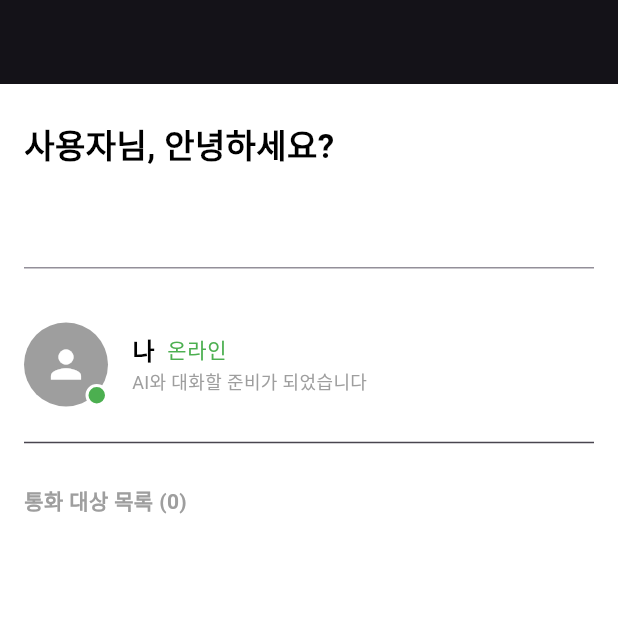
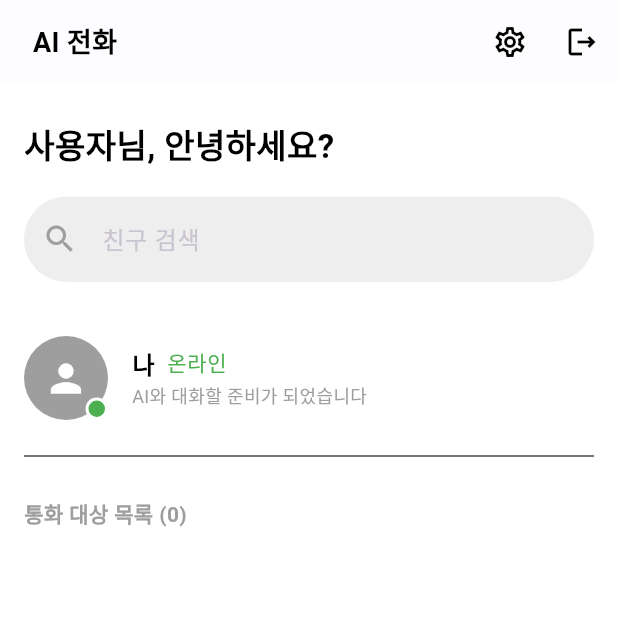
Before and after one commit to 25-2-fall-capstonedesign2/frontend, a Flutter app: the HomeScreen screen opened directly, on a phone screen of 412 x 824 dp, the top half of it. Run offline on Flutter 3.47's test engine with Material 3 defaults, Android fonts, the phone set to English and light mode, and no system bars; our stand-ins replace permission_handler, shared_preferences; missing offline and left inert: flutter_sound, window_manager; accounts and stored records are empty; network calls fail.

Commit message:
[MOD] UI 부분 변경

```diff
--- a/lib/api_service.dart
+++ b/lib/api_service.dart
@@ -176,6 +176,7 @@ class ApiService {
     }
   }
 
+  // --- 9. 대화 기록 조회 API ---
   static Future<List<Map<String, dynamic>>> getMessages(String participantName) async {
     final client = createInsecureHttpClient();
     try {
@@ -183,6 +184,9 @@ class ApiService {
         Uri.parse('$_baseUrl/api/v1/history/messages?participantName=$participantName'),
         headers: await _getAuthHeaders(),
       );
+
+      print('대화 기록 조회 상태 코드: ${response.statusCode}');
+
       if (response.statusCode == 200) {
         List<dynamic> data = jsonDecode(utf8.decode(response.bodyBytes));
         return data.cast<Map<String, dynamic>>();
--- a/lib/screens/call_screen.dart
+++ b/lib/screens/call_screen.dart
@@ -169,7 +169,7 @@ class _CallScreenState extends State<CallScreen> {
                   ),
                   IconButton(
                     onPressed: () => _handleHangUp(isRemote: false),
-                    icon: const Icon(Icons.call_end, color: Colors.red, size: 40),
+                    icon: const Icon(Icons.call_end, color: Colors.white, size: 40),
                     style: IconButton.styleFrom(
                         backgroundColor: Colors.red,
                         padding: const EdgeInsets.all(15)
--- a/lib/screens/home_screen.dart
+++ b/lib/screens/home_screen.dart
@@ -108,7 +108,29 @@ class _HomeScreenState extends State<HomeScreen> {
   @override
   Widget build(BuildContext context) {
     return Scaffold(
-      appBar: AppBar( /* ... (AppBar 변경 없음) ... */ ),
+      appBar: AppBar(
+        backgroundColor: Colors.white,
+        foregroundColor: Colors.black,
+        elevation: 1,
+        leading: const Padding(
+          padding: EdgeInsets.all(8.0),
+          child: Center(
+            child: Text('AI 전화', style: TextStyle(fontWeight: FontWeight.bold, fontSize: 18)),
+          ),
+        ),
+        leadingWidth: 100,
+        actions: [
+          IconButton(onPressed: () {}, icon: const Icon(Icons.settings_outlined)),
+          IconButton(
+            onPressed: () {
+              Navigator.of(context).pushReplacement(
+                MaterialPageRoute(builder: (context) => const LoginScreen()),
+              );
+            },
+            icon: const Icon(Icons.logout_outlined),
+          ),
+        ],
+      ),
       backgroundColor: Colors.white,
       body: _isProfileLoading || _isFriendsLoading
           ? const Center(child: CircularProgressIndicator()) // 로딩 중 스피너 표시
@@ -130,7 +152,20 @@ class _HomeScreenState extends State<HomeScreen> {
           const SizedBox(height: 10),
 
           // 검색창
-          TextField( /* ... (검색창 코드 동일) ... */ ),
+          TextField(
+            controller: _searchController,
+            style: const TextStyle(color: Colors.black),
+            decoration: InputDecoration(
+              hintText: '친구 검색',
+              prefixIcon: const Icon(Icons.search, color: Colors.grey),
+              filled: true,
+              fillColor: Colors.grey[200],
+              border: OutlineInputBorder(
+                borderRadius: BorderRadius.circular(30.0),
+                borderSide: BorderSide.none,
+              ),
+            ),
+          ),
           const SizedBox(height: 20),
 
           // '나' 타일 (하드코딩 유지)
@@ -210,7 +245,7 @@ class _HomeScreenState extends State<HomeScreen> {
         children: [
           IconButton(
             onPressed: () {
-              // History API (2): 메시지 내역 조회 [cite: 591]
+              // History API (2): 메시지 내역 조회
               Navigator.push(
                 context,
                 MaterialPageRoute(
```
